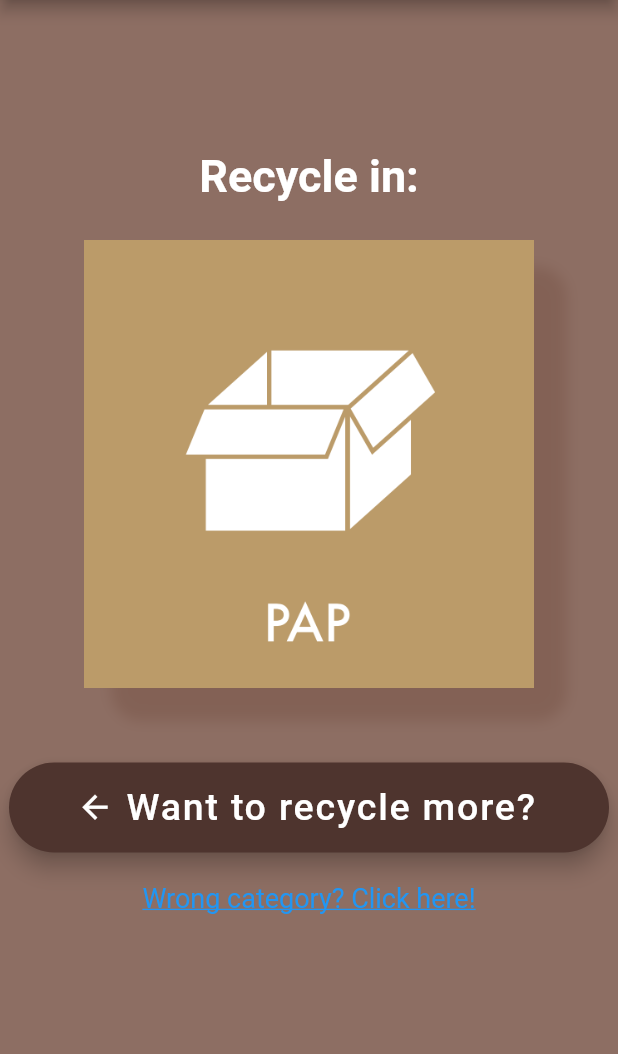
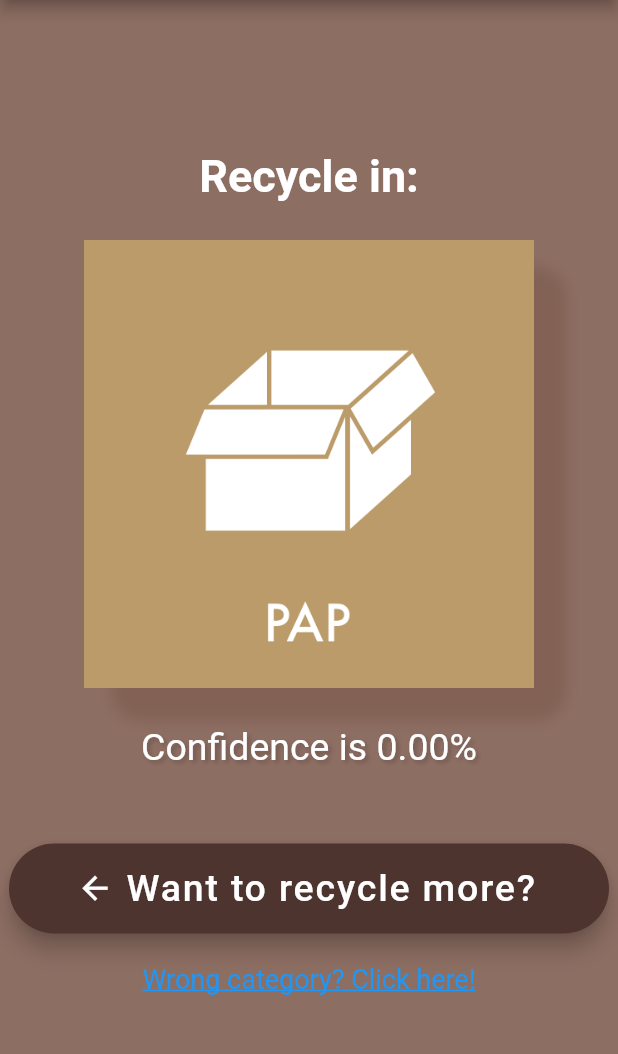
Before and after one commit to Group2-P6-Bachelor-Project/Flutter, a Flutter app: the OutputScreen screen opened directly with empty values, on a phone screen of 412 x 824 dp, the part 84-1138 px from its top. Run offline on Flutter 3.47's test engine with Material 2 defaults, Android fonts, the phone set to English and light mode, and no system bars; our stand-ins replace camera, video_player; missing offline and left inert: tflite.

Commit message:
fixed the red screen when navigating to the camerascreen, and I added the confidence on the outputscreen. I also created a loadingAnimationScreen between the cameraScreen and outputScreen when loading confidence and index

```diff
--- a/lib/InformationScreen/InformationScreen.dart
+++ b/lib/InformationScreen/InformationScreen.dart
@@ -1,5 +1,4 @@
 import 'package:flutter/material.dart';
-// import 'package:sort_it_out/VideoAppTutorial.dart';
 import 'package:sort_it_out/styles.dart';
 import 'package:sort_it_out/InformationScreen/CustomCategoryListTile.dart';
 import 'EnvironmentalImpactSection.dart';
--- a/lib/OutputScreen/OutputScreen.dart
+++ b/lib/OutputScreen/OutputScreen.dart
@@ -7,7 +7,10 @@ import 'package:sort_it_out/FeedbackScreen/FeedbackScreen.dart';
 
 class OutputScreen extends StatelessWidget {
   final int index;
-  const OutputScreen({Key? key, required this.index}) : super(key: key);
+  final double confidence;
+
+  const OutputScreen({Key? key, required this.index, required this.confidence})
+      : super(key: key);
 
   @override
   Widget build(BuildContext context) {
@@ -36,6 +39,26 @@ class OutputScreen extends StatelessWidget {
                 child: const Text('Recycle in:', style: titleTextStyle),
               ),
               CustomOutputImage(index: index),
+              Padding(
+                padding: const EdgeInsets.only(top: 25),
+                child: Column(
+                  children: [
+                    Text(
+                      'Confidence is ${confidence.toStringAsFixed(2)}%',
+                      style: subtitleTextStyle.copyWith(
+                        fontSize: 25,
+                        shadows: [
+                          Shadow(
+                            color: Colors.black.withOpacity(0.2),
+                            offset: const Offset(2, 2),
+                            blurRadius: 3,
+                          ),
+                        ],
+                      ),
+                    ),
+                  ],
+                ),
+              ),
             ],
           ),
           Container(
--- a/lib/styles.dart
+++ b/lib/styles.dart
@@ -1,25 +1,40 @@
 import 'package:flutter/material.dart';
+import 'WelcomeScreen/firstscreen.dart';
 
 class CustomAppBar extends StatelessWidget implements PreferredSizeWidget {
   final String title;
   final Widget? leading;
   final Widget? trailing;
 
-  const CustomAppBar(
-      {super.key, required this.title, this.leading, this.trailing});
+  const CustomAppBar({
+    Key? key,
+    required this.title,
+    this.leading,
+    this.trailing,
+  }) : super(key: key);
 
   @override
   Widget build(BuildContext context) {
     return AppBar(
       centerTitle: true,
       backgroundColor: Colors.brown[800],
-      title: Text(
+      title: GestureDetector(
+        onTap: () {
+          Navigator.pushAndRemoveUntil(
+            context,
+            MaterialPageRoute(
+                builder: (context) => const HomeScreen(Key: null)),
+            (Route<dynamic> route) => false,
+          );
+        },
+        child: Text(
           title,
           style: const TextStyle(
             fontFamily: 'Roboto',
             fontSize: 30,
             fontWeight: FontWeight.bold,
             color: Colors.white,
+          ),
         ),
       ),
       leading: leading,
```
Also changed, not shown: lib/CameraScreen/CameraScreen.dart (+22 -27 lines), lib/WelcomeScreen/firstscreen.dart (+12 -1 lines). Lines whose indentation alone changed are shown as unchanged.
